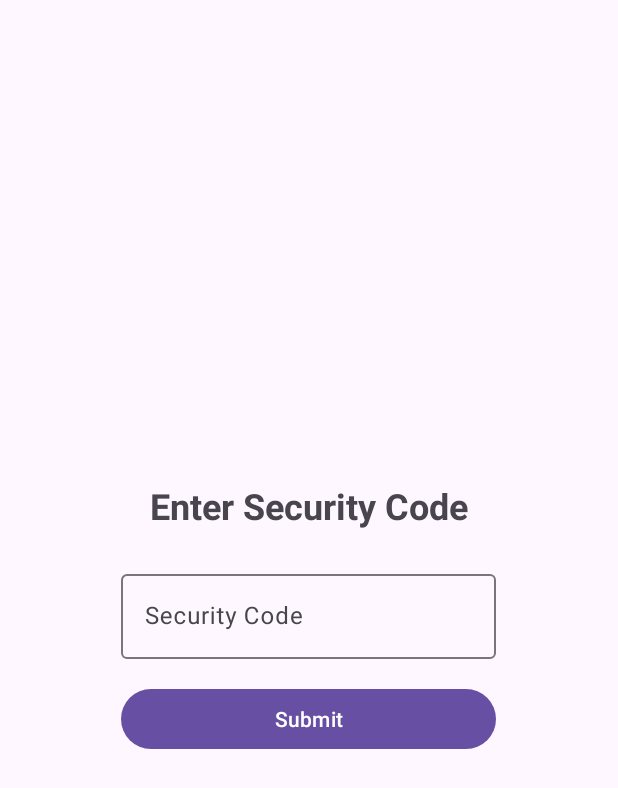
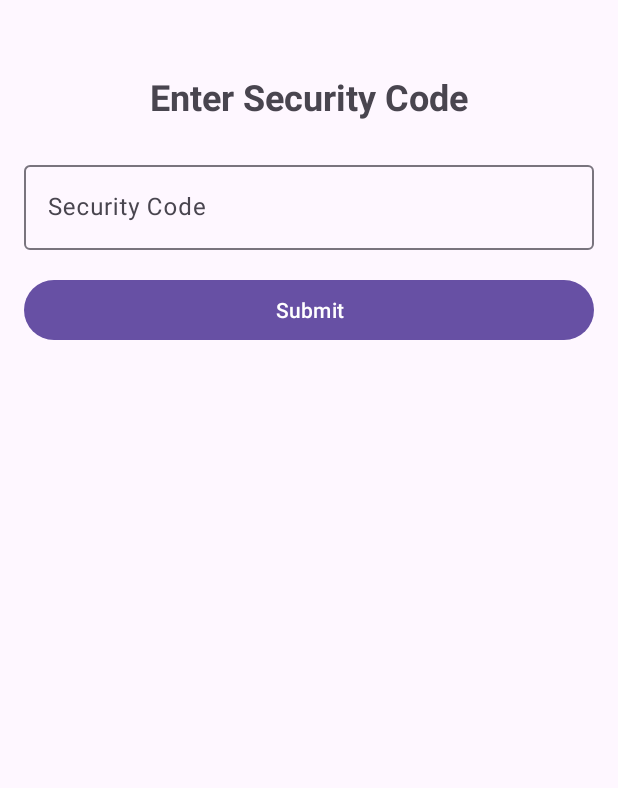
Before and after one commit to itsrahat62/Fifa-Footbal-World-Cup, an Android app: the SecurityCodeFragment screen opened through its navigation route, on a phone screen of 412 x 824 dp. Shown: the top 788 px of the screen. Run offline under Robolectric (Android 15) with nearby library versions, the phone set to English and light mode, and no system bars.

Commit message:
Revert "Design Fix Security Page"
This reverts commit 9bc2df186f76b07428ea2685a99b1dc4bb4aa20f.

```diff
--- a/app/src/main/res/layout/fragment_security_code.xml
+++ b/app/src/main/res/layout/fragment_security_code.xml
@@ -1,22 +1,11 @@
 <?xml version="1.0" encoding="utf-8"?>
-<androidx.constraintlayout.widget.ConstraintLayout
-    xmlns:android="http://schemas.android.com/apk/res/android"
+<androidx.constraintlayout.widget.ConstraintLayout xmlns:android="http://schemas.android.com/apk/res/android"
     xmlns:app="http://schemas.android.com/apk/res-auto"
+    xmlns:tools="http://schemas.android.com/tools"
     android:layout_width="match_parent"
     android:layout_height="match_parent"
-    android:padding="16dp">
-
-    <!-- Container for all elements -->
-    <LinearLayout
-        android:id="@+id/security_code_container"
-        android:layout_width="0dp"
-        android:layout_height="wrap_content"
-        android:orientation="vertical"
-        android:gravity="center_horizontal"
-        app:layout_constraintTop_toTopOf="parent"
-        app:layout_constraintBottom_toBottomOf="parent"
-        app:layout_constraintStart_toStartOf="parent"
-        app:layout_constraintEnd_toEndOf="parent">
+    android:padding="16dp"
+    tools:context=".ui.securitycode.SecurityCodeFragment">
 
     <TextView
         android:id="@+id/security_code_header"
@@ -25,12 +14,19 @@
         android:text="Enter Security Code"
         android:textSize="24sp"
         android:textStyle="bold"
-            android:layout_marginBottom="24dp"/>
+        app:layout_constraintTop_toTopOf="parent"
+        app:layout_constraintStart_toStartOf="parent"
+        app:layout_constraintEnd_toEndOf="parent"
+        android:layout_marginTop="32dp"/>
 
     <com.google.android.material.textfield.TextInputLayout
         android:id="@+id/security_code_layout"
-            android:layout_width="250dp"
-            android:layout_height="wrap_content">
+        android:layout_width="0dp"
+        android:layout_height="wrap_content"
+        app:layout_constraintTop_toBottomOf="@id/security_code_header"
+        app:layout_constraintStart_toStartOf="parent"
+        app:layout_constraintEnd_toEndOf="parent"
+        android:layout_marginTop="24dp">
 
         <com.google.android.material.textfield.TextInputEditText
             android:id="@+id/security_code_edittext"
@@ -38,17 +34,18 @@
             android:layout_height="wrap_content"
             android:hint="Security Code"
             android:inputType="textCapCharacters"
-                android:maxLength="10"/>
+            android:maxLength="10" />
     </com.google.android.material.textfield.TextInputLayout>
 
     <Button
         android:id="@+id/submit_security_code_button"
-            android:layout_width="250dp"
+        android:layout_width="0dp"
         android:layout_height="wrap_content"
         android:text="Submit"
+        app:layout_constraintTop_toBottomOf="@id/security_code_layout"
+        app:layout_constraintStart_toStartOf="parent"
+        app:layout_constraintEnd_toEndOf="parent"
         android:layout_marginTop="16dp"/>
-
-    </LinearLayout>
 
     <ProgressBar
         android:id="@+id/security_code_progress_bar"
@@ -58,6 +55,7 @@
         app:layout_constraintTop_toTopOf="parent"
         app:layout_constraintBottom_toBottomOf="parent"
         app:layout_constraintStart_toStartOf="parent"
-        app:layout_constraintEnd_toEndOf="parent"/>
+        app:layout_constraintEnd_toEndOf="parent"
+        tools:visibility="visible"/>
 
 </androidx.constraintlayout.widget.ConstraintLayout>
```
Lines whose indentation alone changed are shown as unchanged.
